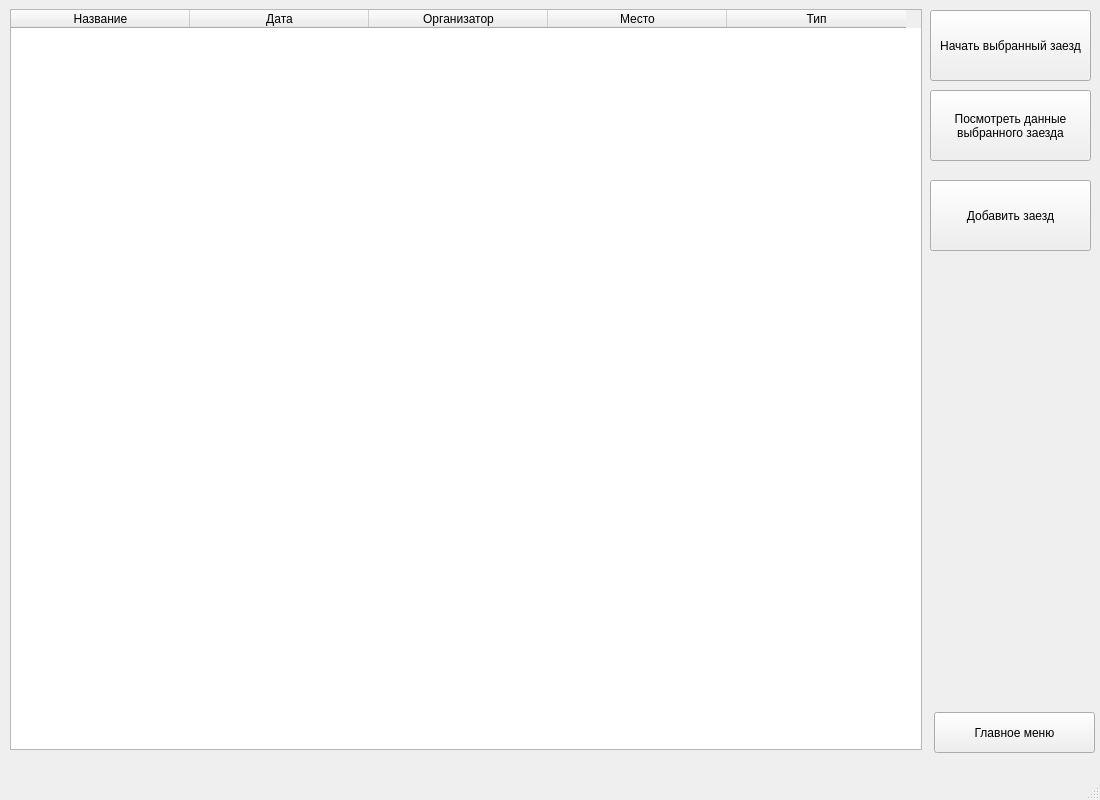
Old version of the form table.ui in the repository vitoffer/Predprof23.
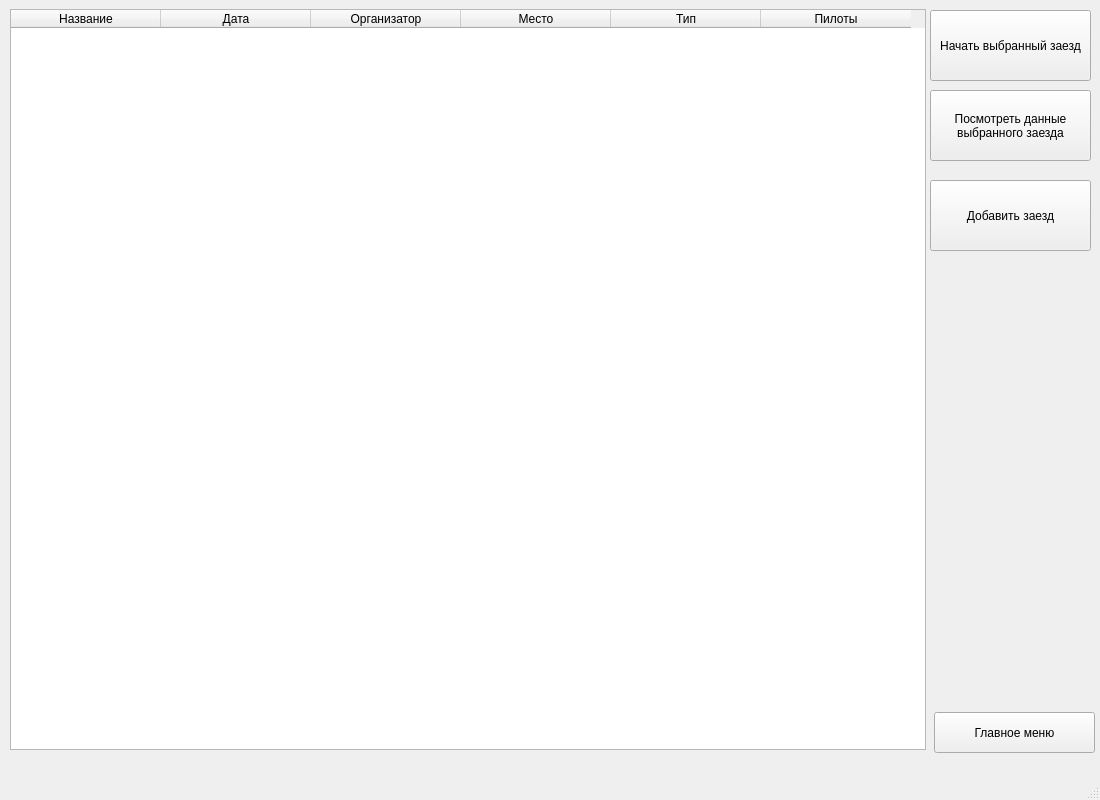
New version of the form.

Patch:
```diff
--- a/table.ui
+++ b/table.ui
@@ -32,7 +32,7 @@
      <rect>
       <x>10</x>
       <y>9</y>
-      <width>912</width>
+      <width>916</width>
       <height>741</height>
      </rect>
     </property>
@@ -46,7 +46,7 @@
      <bool>true</bool>
     </property>
     <attribute name="horizontalHeaderDefaultSectionSize">
-     <number>179</number>
+     <number>150</number>
     </attribute>
     <column>
      <property name="text">
@@ -73,6 +73,11 @@
       <string>Тип</string>
      </property>
     </column>
+    <column>
+     <property name="text">
+      <string>Пилоты</string>
+     </property>
+    </column>
    </widget>
    <widget class="QPushButton" name="OpenDataButton">
     <property name="geometry">
```
Left out of the diff: 13 changed lines with no effect on the pictures.
